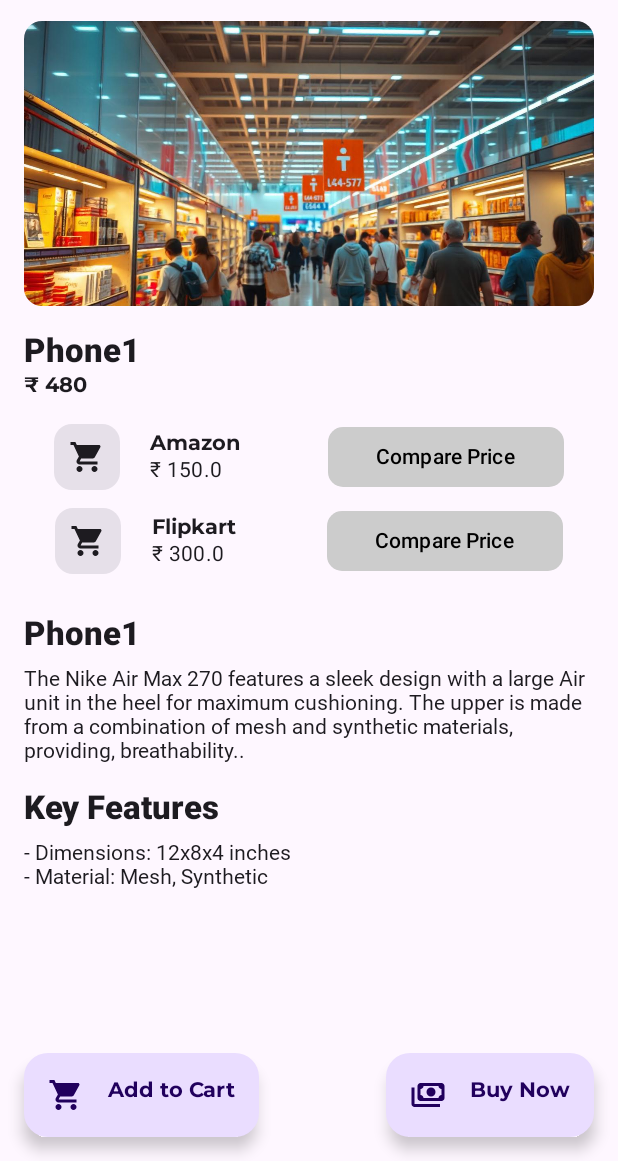
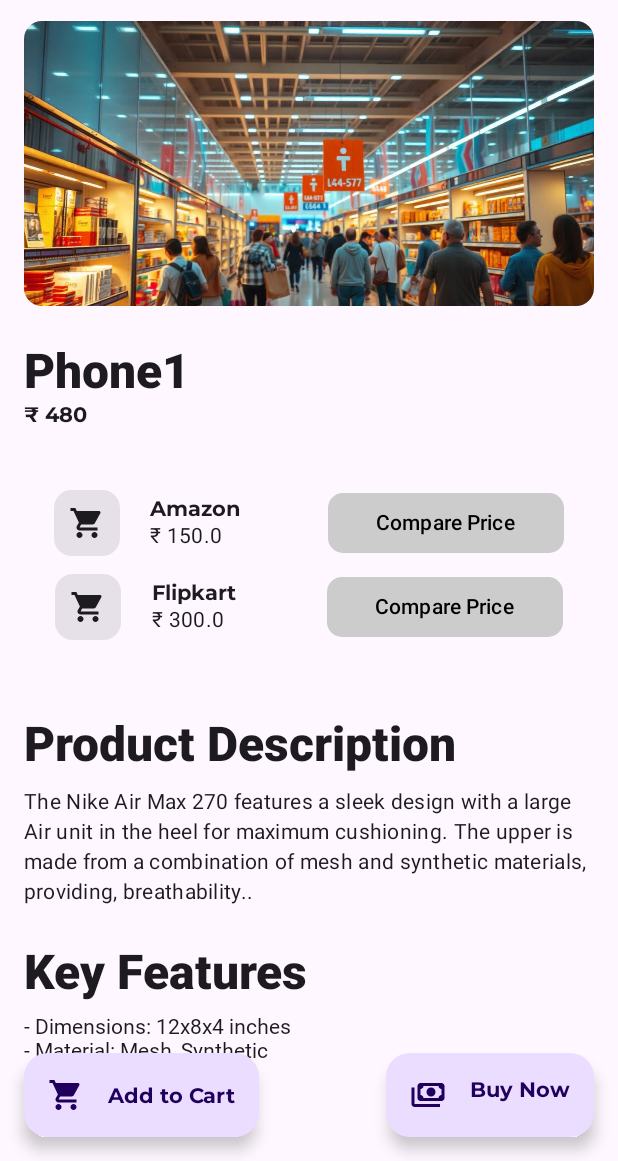
Before and after one commit to yuvrajsinghgmx/ShopSmart, an Android app built with Jetpack Compose: the composable ProductDetails called with empty values, on a phone screen of 412 x 824 dp, the part 75-1236 px from its top. Run offline under Robolectric (Android 15) with nearby library versions, the phone set to English and light mode, and no system bars; Roboto replaces fonts that are not available here; 3 statements that could not run were skipped.

Commit message:
improved UI of product Details Screen

```diff
--- a/app/build.gradle.kts
+++ b/app/build.gradle.kts
@@ -69,6 +69,7 @@ dependencies {
     implementation(libs.androidx.material3)
     implementation(libs.androidx.webkit)
     implementation("com.google.android.material:material:1.12.0")
+    implementation(libs.androidx.ui.test.android)
 
 //    implementation(libs.androidx.core.splashscreen)
     testImplementation(libs.junit)
--- a/app/src/main/java/com/yuvrajsinghgmx/shopsmart/screens/ProductDetail.kt
+++ b/app/src/main/java/com/yuvrajsinghgmx/shopsmart/screens/ProductDetail.kt
@@ -1,5 +1,6 @@
 package com.yuvrajsinghgmx.shopsmart.screens
 
+import android.widget.ScrollView
 import androidx.compose.foundation.Image
 import androidx.compose.foundation.layout.Arrangement
 import androidx.compose.foundation.layout.Box
@@ -36,6 +37,7 @@ import androidx.compose.ui.res.painterResource
 import androidx.compose.ui.text.font.FontWeight
 import androidx.compose.ui.tooling.preview.Preview
 import androidx.compose.ui.unit.dp
+import androidx.compose.ui.unit.sp
 import androidx.compose.ui.zIndex
 import com.yuvrajsinghgmx.shopsmart.R
 import com.yuvrajsinghgmx.shopsmart.viewmodel.HomeScreenViewModel
@@ -86,12 +88,13 @@ fun ProductDetails(index: Int){
                     )
                 }
 
-                Spacer(Modifier.height(16.dp))
+                Spacer(Modifier.height(24.dp))
 
                 Text(
                     text = itemsData.name,
-                    style = MaterialTheme.typography.titleLarge,
+                    style = MaterialTheme.typography.headlineLarge,
                     fontWeight = FontWeight.ExtraBold,
+//                    fontSize = 30.sp
                 )
 
                 Text(
@@ -100,28 +103,32 @@ fun ProductDetails(index: Int){
                     fontWeight = FontWeight.SemiBold
                 )
 
+                Spacer(Modifier.height(24.dp))
+
                 LazyColumn(modifier = Modifier.fillMaxWidth().padding(vertical = 16.dp)) {
                     items(listedSites.size) { index ->
                         ListedSitesListLayout(listedSites[index].name, listedSites[index].price)
                     }
                 }
+                Spacer(Modifier.height(24.dp))
 
                 Text(
-                    text = itemsData.name,
-                    style = MaterialTheme.typography.titleLarge,
+                    text = "Product Description",
+                    style = MaterialTheme.typography.headlineLarge,
                     fontWeight = FontWeight.ExtraBold
                 )
                 Spacer(Modifier.height(8.dp))
 
                 Text(
-                    text = itemsData.description
+                    text = itemsData.description,
+                    style = MaterialTheme.typography.bodyMedium
                 )
 
-                Spacer(Modifier.height(16.dp))
+                Spacer(Modifier.height(24.dp))
 
                 Text(
                     text = "Key Features",
-                    style = MaterialTheme.typography.titleLarge,
+                    style = MaterialTheme.typography.headlineLarge,
                     fontWeight = FontWeight.ExtraBold
                 )
                 Spacer(Modifier.height(8.dp))
@@ -142,7 +149,10 @@ fun ProductDetails(index: Int){
                     .padding(16.dp)
                     .zIndex(1f)
             ) {
-                Row(modifier = Modifier.padding(horizontal = 16.dp, vertical = 4.dp)) {
+                Row(
+                    modifier = Modifier.padding(horizontal = 16.dp, vertical = 4.dp),
+                    verticalAlignment = Alignment.CenterVertically
+                ) {
                     Icon(
                         Icons.Default.ShoppingCart,
                         contentDescription = "shopping Cart"
@@ -227,6 +237,6 @@ fun ListedSitesListLayout(name:String = "Amazon", price: Float = 145.0f){
 @Preview(showBackground = true)
 @Composable
 fun ProductDetailsPreview(){
-//    ProductDetails(HomeScreenViewModel().itemsList[0])
+    ProductDetails(0)
 //    ListedSitesListLayout()
 }
--- a/gradle/libs.versions.toml
+++ b/gradle/libs.versions.toml
@@ -22,6 +22,7 @@ composeBom = "2024.09.03"
 navigationCompose = "2.8.2"
 playServicesAuth = "21.2.0"
 webkit = "1.12.1"
+uiTestAndroid = "1.7.3"
 
 
 
@@ -63,6 +64,7 @@ kotlinx-coroutines-android-v139 = { module = "org.jetbrains.kotlinx:kotlinx-coro
 play-services-auth = { module = "com.google.android.gms:play-services-auth", version.ref = "playServicesAuth" }
 retrofit = { module = "com.squareup.retrofit2:retrofit", version.ref = "converterGson" }
 androidx-webkit = { group = "androidx.webkit", name = "webkit", version.ref = "webkit" }
+androidx-ui-test-android = { group = "androidx.compose.ui", name = "ui-test-android", version.ref = "uiTestAndroid" }
 
 [plugins]
 android-application = { id = "com.android.application", version.ref = "agp" }
```
